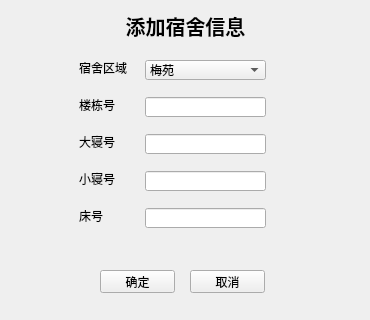
The window that admin/admin_adddormitory.ui (wo16pao/MS) describes before a commit, drawn with Qt 5.
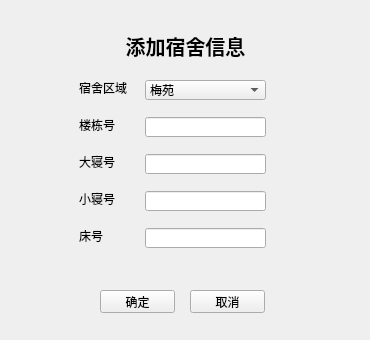
The same window after the commit.

The edit to the form file:
```diff
--- a/admin/admin_adddormitory.ui
+++ b/admin/admin_adddormitory.ui
@@ -7,7 +7,7 @@
     <x>0</x>
     <y>0</y>
     <width>370</width>
-    <height>320</height>
+    <height>340</height>
    </rect>
   </property>
   <property name="windowTitle">
@@ -17,7 +17,7 @@
    <property name="geometry">
     <rect>
      <x>190</x>
-     <y>270</y>
+     <y>290</y>
      <width>75</width>
      <height>23</height>
     </rect>
@@ -30,7 +30,7 @@
    <property name="geometry">
     <rect>
      <x>100</x>
-     <y>270</y>
+     <y>290</y>
      <width>75</width>
      <height>23</height>
     </rect>
@@ -43,7 +43,7 @@
    <property name="geometry">
     <rect>
      <x>110</x>
-     <y>10</y>
+     <y>30</y>
      <width>151</width>
      <height>31</height>
     </rect>
@@ -66,7 +66,7 @@
    <property name="geometry">
     <rect>
      <x>10</x>
-     <y>270</y>
+     <y>290</y>
      <width>81</width>
      <height>21</height>
     </rect>
@@ -82,7 +82,7 @@
    <property name="geometry">
     <rect>
      <x>70</x>
-     <y>40</y>
+     <y>60</y>
      <width>221</width>
      <height>211</height>
     </rect>
```
